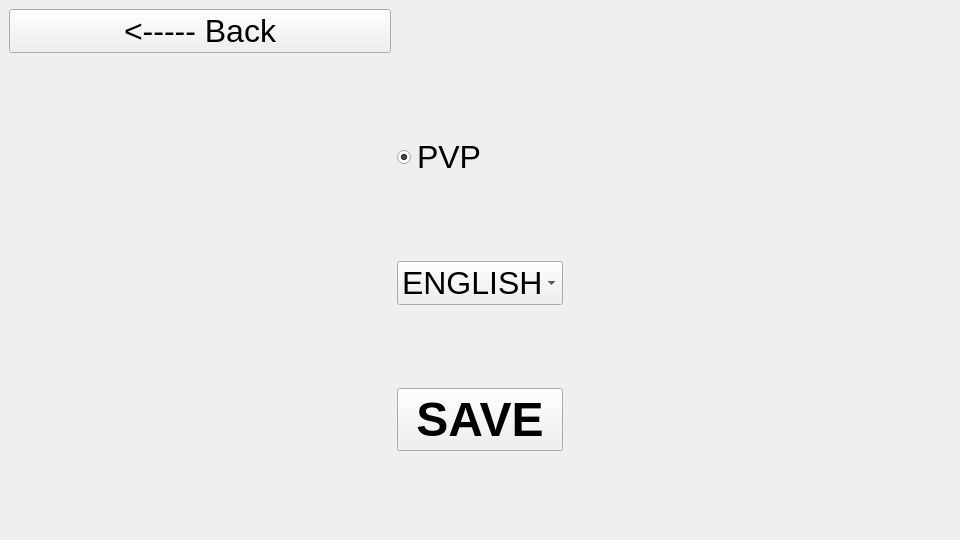
First picture: the form in UI/settings.ui, repository romka-best/QT_Project, before the edit.
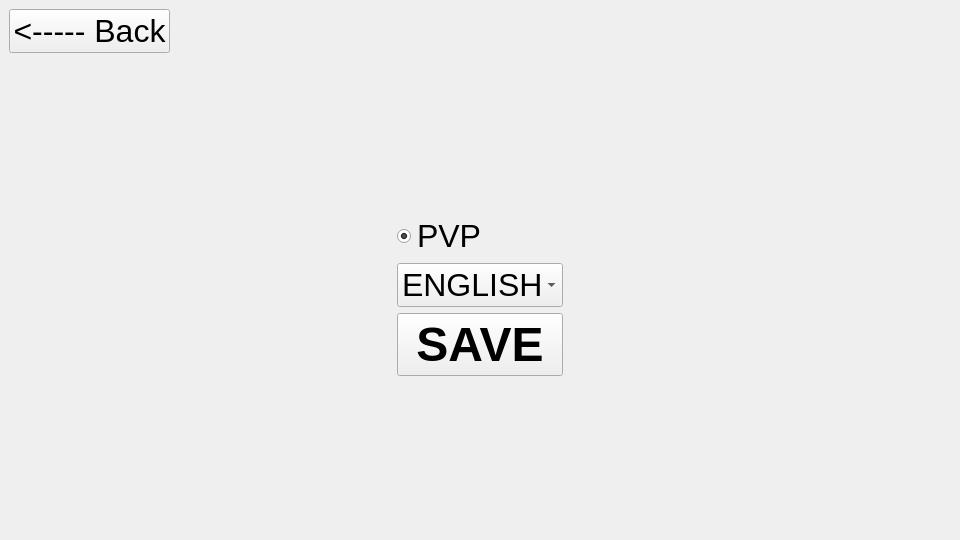
Second picture: the form after the edit.

The edit to the form file:
```diff
--- a/UI/settings.ui
+++ b/UI/settings.ui
@@ -15,7 +15,7 @@
         </property>
         <widget class="QWidget" name="centralwidget">
             <layout class="QGridLayout" name="gridLayout_2">
-                <item row="1" column="1" rowspan="2">
+                <item row="3" column="1" rowspan="2">
                     <layout class="QGridLayout" name="gridLayout">
                         <item row="2" column="0">
                             <widget class="QComboBox" name="comboBox">
@@ -66,19 +66,7 @@
                         </item>
                     </layout>
                 </item>
-                <item row="0" column="0">
-                    <widget class="QPushButton" name="backButton">
-                        <property name="font">
-                            <font>
-                                <pointsize>24</pointsize>
-                            </font>
-                        </property>
-                        <property name="text">
-                            <string>&lt;----- Back</string>
-                        </property>
-                    </widget>
-                </item>
-                <item row="1" column="2">
+                <item row="3" column="2">
                     <spacer name="horizontalSpacer">
                         <property name="orientation">
                             <enum>Qt::Horizontal</enum>
@@ -91,7 +79,7 @@
                         </property>
                     </spacer>
                 </item>
-                <item row="1" column="0">
+                <item row="3" column="0">
                     <spacer name="horizontalSpacer_2">
                         <property name="orientation">
                             <enum>Qt::Horizontal</enum>
@@ -104,12 +92,54 @@
                         </property>
                     </spacer>
                 </item>
-                <item row="0" column="1" colspan="2">
-                    <widget class="QLabel" name="logoImage">
-                        <property name="text">
-                            <string/>
+                <item row="2" column="1">
+                    <spacer name="verticalSpacer_2">
+                        <property name="orientation">
+                            <enum>Qt::Vertical</enum>
                         </property>
-                    </widget>
+                        <property name="sizeHint" stdset="0">
+                            <size>
+                                <width>20</width>
+                                <height>40</height>
+                            </size>
+                        </property>
+                    </spacer>
+                </item>
+                <item row="5" column="1">
+                    <spacer name="verticalSpacer">
+                        <property name="orientation">
+                            <enum>Qt::Vertical</enum>
+                        </property>
+                        <property name="sizeHint" stdset="0">
+                            <size>
+                                <width>20</width>
+                                <height>40</height>
+                            </size>
+                        </property>
+                    </spacer>
+                </item>
+                <item row="1" column="0" colspan="3">
+                    <layout class="QHBoxLayout" name="horizontalLayout">
+                        <item alignment="Qt::AlignLeft">
+                            <widget class="QPushButton" name="backButton">
+                                <property name="font">
+                                    <font>
+                                        <pointsize>24</pointsize>
+                                    </font>
+                                </property>
+                                <property name="text">
+                                    <string>&lt;----- Back</string>
+                                </property>
+                            </widget>
+                        </item>
+                        <item>
+                            <widget class="QLabel" name="logoImage">
+                                <property name="text">
+                                    <string/>
+                                </property>
+                            </widget>
+                        </item>
+                    </layout>
                 </item>
             </layout>
         </widget>
```
